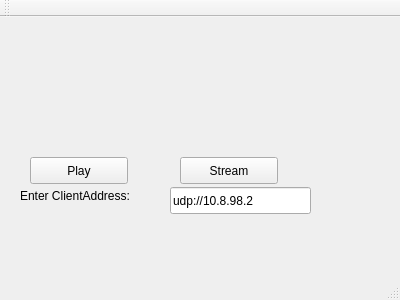
Above: mainwindow.ui from lasitha1991/VLC-Security-IP-Solution before the change. Below: the same form after it.
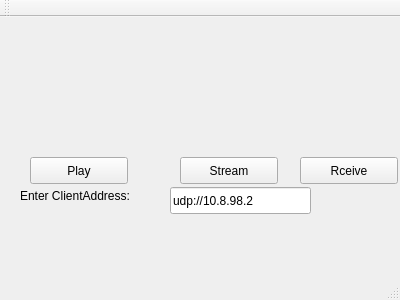
That is the form after the change.

The edit to the form file:
```diff
--- a/mainwindow.ui
+++ b/mainwindow.ui
@@ -76,6 +76,19 @@
      <string>Enter ClientAddress:</string>
     </property>
    </widget>
+   <widget class="QPushButton" name="BtnReceive">
+    <property name="geometry">
+     <rect>
+      <x>300</x>
+      <y>140</y>
+      <width>98</width>
+      <height>27</height>
+     </rect>
+    </property>
+    <property name="text">
+     <string>Rceive</string>
+    </property>
+   </widget>
   </widget>
   <widget class="QMenuBar" name="menuBar">
    <property name="geometry">
```
